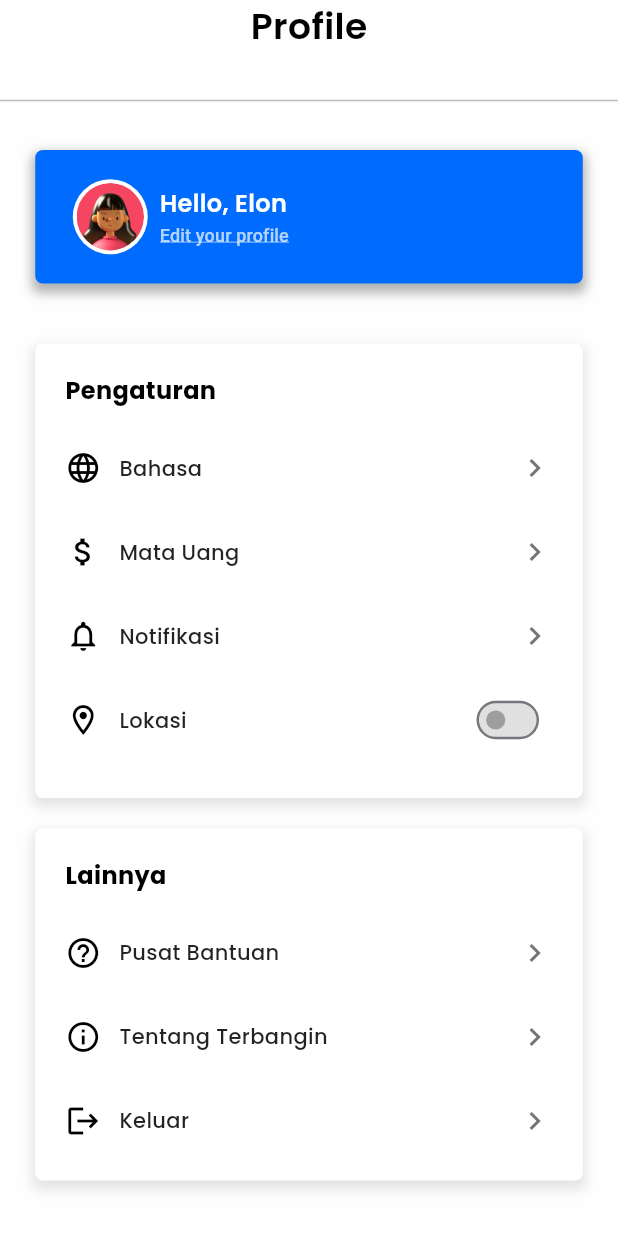
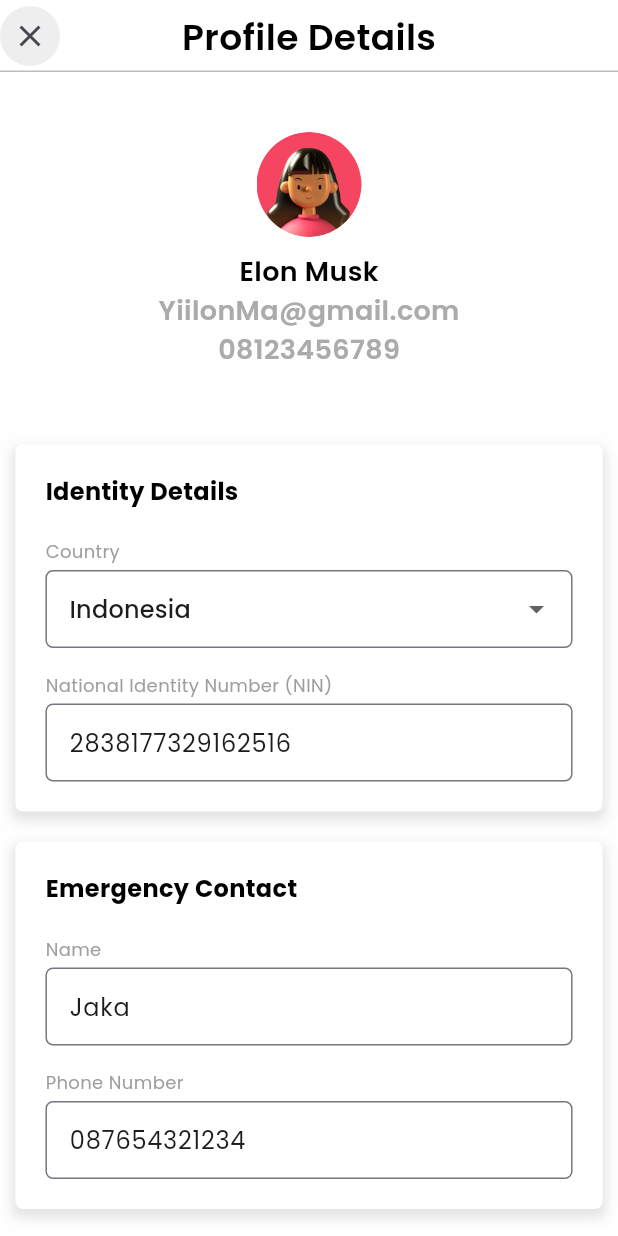
Before and after one commit to Hmlna/Terbangin, a Flutter app: the Profile screen opened directly, after a tap on "Edit your profile", on a phone screen of 412 x 824 dp. Run offline on Flutter 3.47's test engine with Material 3 defaults, Android fonts, the phone set to English and light mode, and no system bars; our stand-ins replace flutter_svg; missing offline and left inert: svg_flutter.

Commit message:
Modify profile and add edit profile

```diff
--- /dev/null
+++ b/lib/edit_profile.dart
@@ -0,0 +1,319 @@
+import 'package:flutter/material.dart';
+class EditProfile extends StatefulWidget {
+  const EditProfile({super.key});
+
+  @override
+  State<EditProfile> createState() => _EditProfileState();
+}
+class _EditProfileState extends State<EditProfile> {
+  final _identityFormKey = GlobalKey<FormState>();
+  final _contactFormKey = GlobalKey<FormState>();
+  final TextEditingController emailController =
+      TextEditingController(text: "elon@spacex.com");
+  final TextEditingController nameController =
+      TextEditingController(text: "Jaka");
+  final TextEditingController numberController =
+      TextEditingController(text: "087654321234");
+  final TextEditingController ninController =
+      TextEditingController(text: "2838177329162516");
+
+  String selectedCountry = 'Indonesia';
+  @override
+  Widget build(BuildContext context) {
+    return Scaffold(
+      backgroundColor: Color(0xFFFEFEFE),
+       body: SafeArea(
+        child:SingleChildScrollView(
+        child: Column(
+          mainAxisAlignment: MainAxisAlignment.center,
+          children: [
+            Container(
+              color: Colors.white,
+
+              child: Stack(
+                alignment: Alignment.center,
+                children: [
+                  Align(
+                    alignment: Alignment.centerLeft,
+                    child: Container(
+                      width: 40,
+                      decoration: BoxDecoration(
+                        color: Colors.grey.shade200,
+                        shape: BoxShape.circle,
+                      ),
+                      child: IconButton(
+                        icon: const Icon(Icons.close),
+                        onPressed: () => Navigator.pop(context),
+                      ),
+                    ),
+                  ),
+                  Center(
+                    child: Text(
+                      "Profile Details",
+                      style: TextStyle(
+                        color: Colors.black,
+                        fontSize: 24,
+                        fontWeight: FontWeight.w600,
+                      ),
+                    ),
+                  ),
+                ],
+              ),
+            ),
+
+            Divider(color: Colors.grey.shade400, thickness: 1, height: 0,),
+            SizedBox(height: 40),
+            ClipOval(
+              child: Image.asset(
+                "assets/avatar.png",
+                height: 70,
+                width: 70,
+                fit: BoxFit.cover,
+              ),
+            ),
+            SizedBox(height: 10),
+            Center(
+              child: Text(
+                "Elon Musk",
+                style: TextStyle(
+                  color: Colors.black,
+                  fontSize: 18,
+                  fontWeight: FontWeight.w600,
+                ),
+              ),
+            ),
+            Center(
+              child: Text(
+                "YiilonMa@gmail.com",
+                style: TextStyle(
+                  color: Color(0xFFABABAB),
+                  fontSize: 18,
+                  fontWeight: FontWeight.w600,
+                ),
+              ),
+            ),
+            Center(
+              child: Text(
+                "08123456789",
+                style: TextStyle(
+                  color: Color(0xFFABABAB),
+                  fontSize: 18,
+                  fontWeight: FontWeight.w600,
+                ),
+              ),
+            ),
+            SizedBox(height: 50),
+            Container(
+              decoration: BoxDecoration(
+                color: Colors.white,
+                borderRadius: BorderRadius.circular(5),
+                boxShadow: [
+                  BoxShadow(
+                    color: Colors.black.withOpacity(0.1),
+                    offset: Offset(0, 4),
+                    blurRadius: 6,
+                    spreadRadius: 2,
+                  ),
+                ],
+              ),
+              width: MediaQuery.of(context).size.width * 0.95,
+              padding: const EdgeInsets.all(20),
+              child: Form(
+                key: _identityFormKey,
+                child: Column(
+                  crossAxisAlignment: CrossAxisAlignment.start,
+                  children: [
+                    Text(
+                      "Identity Details",
+                      style: TextStyle(
+                        fontSize: 16,
+                        fontWeight: FontWeight.w700,
+                        color: Colors.black,
+                      ),
+                    ),
+                    SizedBox(height: 20),
+                    labeledDropdownField(
+                      label: "Country",
+                      selectedValue: selectedCountry,
+                      items: ['Indonesia', 'Malaysia', 'Singapore', 'United States'],
+                      onChanged: (val) {
+                        setState(() {
+                          selectedCountry = val!;
+                        });
+                      },
+                    ),
+                    SizedBox(height: 16),
+                    labeledTextField(
+                      label: "National Identity Number (NIN)",
+                      controller: ninController,
+                      validator: (value) {
+                        if (value == null || value.isEmpty) return 'NIN must be filled';
+                        if (value.length != 16) return 'NIN must be 16 digits';
+                        if (!RegExp(r'^\d{16}$').hasMatch(value)) {
+                          return 'NIN must be numeric';
+                        }
+
+                        return null;
+                      },
+                    ),
+                  ],
+                ),
+              ),
+            ),
+
+
+            SizedBox(height: 20),
+            Container(
+              decoration: BoxDecoration(
+                color: Colors.white,
+                borderRadius: BorderRadius.circular(5),
+                boxShadow: [
+                  BoxShadow(
+                    color: Colors.black.withOpacity(0.1),
+                    offset: Offset(0, 4),
+                    blurRadius: 6,
+                    spreadRadius: 2,
+                  ),
+                ],
+              ),
+              width: MediaQuery.of(context).size.width * 0.95,
+              padding: const EdgeInsets.all(20),
+              child: Form(
+                key: _contactFormKey,
+
+                child: Column(
+                  crossAxisAlignment: CrossAxisAlignment.start,
+                  children: [
+                    Text(
+                      "Emergency Contact",
+                      style: TextStyle(
+                        fontSize: 16,
+                        fontWeight: FontWeight.w700,
+                        color: Colors.black,
+                      ),
+                    ),
+                    SizedBox(height: 20),
+                    labeledTextField(
+                      label: "Name",
+                      controller: nameController,
+                      validator: (value) {
+                        if (value == null || value.isEmpty) return 'Name must be filled';
+                        if (RegExp(r'[0-9]').hasMatch(value)) {
+                            return 'Name cannot contain numbers';
+                        }
+                        return null;
+                      },
+                    ),
+                    SizedBox(height: 16),
+
+
+                    labeledTextField(
+                      label: "Phone Number",
+                      controller: numberController,
+                      validator: (value) {
+                        if (value == null || value.isEmpty) return 'Phone Number must be filled';
+                        if (!RegExp(r'^[0-9]+$').hasMatch(value) || value.length <7 || value.length > 15) {
+                            return 'Phone Number not Valid';
+                        }
+                        return null;
+                      },
+                    ),
+
+                  ],
+                ),
+              ),
+            ),
+            SizedBox(height: 20),
+            SizedBox(height: 20),
+            ElevatedButton(
+
+              style: ElevatedButton.styleFrom(
+
+                backgroundColor: Color(0xFF006BFF),
+                shape: RoundedRectangleBorder(
+                  borderRadius: BorderRadius.circular(6),
+                ),
+              ),
+              onPressed: () {
+                if (_identityFormKey.currentState!.validate() &&
+                    _contactFormKey.currentState!.validate()) {
+                  ScaffoldMessenger.of(context).showSnackBar(
+                    SnackBar(content: Text("Data successfully updated")),
+                  );
+                }
+              },
+              child: Text("Save Changes", style: TextStyle(color: Colors.white)),
+            ),
+
+          ],
+        ),
+        )
+      ),
+
+
+    );
+  }
+}
+
+Widget labeledTextField({
+  required String label,
+  required TextEditingController controller,
+  String? Function(String?)? validator,
+}) {
+  return Column(
+    crossAxisAlignment: CrossAxisAlignment.start,
+    children: [
+      Text(label, style: TextStyle(fontSize: 12, color: Colors.grey)),
+      SizedBox(height: 4),
+      TextFormField(
+        controller: controller,
+        validator: validator,
+        decoration: InputDecoration(
+          border: OutlineInputBorder(borderRadius: BorderRadius.circular(5)),
+          contentPadding: EdgeInsets.symmetric(horizontal: 12, vertical: 14),
+        ),
+      ),
+    ],
+  );
+}
+
+
+
+
+Widget labeledDropdownField({
+  required String label,
+  required String? selectedValue,
+  required List<String> items,
+  required void Function(String?) onChanged,
+}) {
+  return Column(
+    crossAxisAlignment: CrossAxisAlignment.start,
+    children: [
+      Text(
+        label,
+        style: TextStyle(
+          fontSize: 12,
+          color: Colors.grey,
+        ),
+      ),
+      SizedBox(height: 4),
+      DropdownButtonFormField<String>(
+        value: selectedValue,
+        isExpanded: true,
+        decoration: InputDecoration(
+          border: OutlineInputBorder(
+            borderRadius: BorderRadius.circular(5),
+          ),
+          contentPadding: EdgeInsets.symmetric(horizontal: 12, vertical: 14),
+        ),
+        items: items.map((String item) {
+          return DropdownMenuItem<String>(
+            value: item,
+            child: Text(item),
+          );
+        }).toList(),
+        onChanged: onChanged,
+      ),
+    ],
+  );
+}
--- a/lib/profile.dart
+++ b/lib/profile.dart
@@ -1,4 +1,5 @@
 import 'package:flutter/material.dart';
+import 'package:terbangin/edit_profile.dart';
 
 class Profile extends StatefulWidget {
   const Profile({super.key});
@@ -13,8 +14,9 @@ class _ProfileState extends State<Profile> {
   @override
   Widget build(BuildContext context) {
     return Scaffold(
-      backgroundColor: Color(0xFFFEFEFE), // optional for visibility
+      backgroundColor: Color(0xFFFEFEFE),
       body: SafeArea(
+        child:SingleChildScrollView(
         child: Column(
           mainAxisAlignment: MainAxisAlignment.start,
           children: [
@@ -24,36 +26,35 @@ class _ProfileState extends State<Profile> {
                 "Profile",
                 style: TextStyle(
                   color: Colors.black,
-                  fontSize: 24, // Larger text size for the profile header
+                  fontSize: 24,
                   fontWeight: FontWeight.w600,
                 ),
               ),
             ),
-            SizedBox(height: 25),
             Divider(color: Colors.grey.shade400, thickness: 1),
             SizedBox(height: 25),
             Container(
+              width: MediaQuery.of(context).size.width * 0.95,
+              height: 89,
               decoration: BoxDecoration(
                 color: Color(0xFF006BFF),
                 borderRadius: BorderRadius.circular(
                   5,
-                ), // Adjust the radius for the circular effect
+                ),
                 boxShadow: [
                   BoxShadow(
                     color: Colors.black.withOpacity(
                       0.3,
-                    ), // Shadow color with opacity
+                    ),
                     offset: Offset(
                       0,
                       4,
-                    ), // Offset for the shadow (horizontal, vertical)
-                    blurRadius: 6, // Blur radius for the shadow
-                    spreadRadius: 2, // Spread radius for the shadow
+                    ),
+                    blurRadius: 6,
+                    spreadRadius: 2,
                   ),
                 ],
               ),
-              width: 365, // Width of the box
-              height: 89, // Height of the box
               child: Row(
                 children: [
                   SizedBox(width: 25),
@@ -80,10 +81,9 @@ class _ProfileState extends State<Profile> {
                   ),
                   const SizedBox(width: 8),
                   Expanded(
-                    // This will take up the remaining space in the Row
                     child: Column(
                       mainAxisAlignment:
-                          MainAxisAlignment.center, // Center text vertically
+                          MainAxisAlignment.center,
                       crossAxisAlignment: CrossAxisAlignment.start,
                       children: [
                         const Text(
@@ -97,7 +97,10 @@ class _ProfileState extends State<Profile> {
                         SizedBox(height: 1),
                         TextButton(
                           onPressed: () {
-                            // Your action here
+                                Navigator.push(
+                            context,
+                            MaterialPageRoute(builder: (context) => const EditProfile()),
+                          );
                           },
                           style: TextButton.styleFrom(
                             padding: EdgeInsets.zero,
@@ -113,7 +116,7 @@ class _ProfileState extends State<Profile> {
                                 fontSize: 12,
                                 decoration: TextDecoration.underline,
                                 decorationColor:
-                                    Colors.white70, // 👈 underline color
+                                    Colors.white70,
                               ),
                             ),
                           ),
@@ -138,13 +141,13 @@ class _ProfileState extends State<Profile> {
                   ),
                 ],
               ),
-              width: 365,
+              width: MediaQuery.of(context).size.width * 0.95,
               padding: const EdgeInsets.all(20),
               child: Column(
                 crossAxisAlignment: CrossAxisAlignment.start,
                 children: [
                   Text(
-                    "Pengaturan",
+                    "Setting",
                     style: TextStyle(
                       fontSize: 16,
                       fontWeight: FontWeight.w700,
@@ -156,15 +159,15 @@ class _ProfileState extends State<Profile> {
                   // Bahasa
                   settingRow(
                     icon: Icons.language,
-                    text: "Bahasa",
+                    text: "Language",
 
                     trailing: Icon(
                       Icons.chevron_right,
                       color: Colors.grey.shade600,
                     ),
                     onTap: () {
-                      print("Bahasa tapped!");
-                      // Navigate or do something here
+                      print("Language tapped");
+
                     },
                   ),
                   SizedBox(height: 16),
@@ -172,15 +175,14 @@ class _ProfileState extends State<Profile> {
                   // Mata Uang
                   settingRow(
                     icon: Icons.attach_money,
-                    text: "Mata Uang",
+                    text: "Currency",
 
                     trailing: Icon(
                       Icons.chevron_right,
                       color: Colors.grey.shade600,
                     ),
                     onTap: () {
-                      print("Bahasa tapped!");
-                      // Navigate or do something here
+                      print("Currency tapped");
                     },
                   ),
                   SizedBox(height: 16),
@@ -188,15 +190,14 @@ class _ProfileState extends State<Profile> {
                   // Notifikasi
                   settingRow(
                     icon: Icons.notifications_none,
-                    text: "Notifikasi",
+                    text: "Notification",
 
                     trailing: Icon(
                       Icons.chevron_right,
                       color: Colors.grey.shade600,
                     ),
                     onTap: () {
-                      print("Bahasa tapped!");
-                      // Navigate or do something here
+                      print("Notification tapped");
                     },
                   ),
                   SizedBox(height: 4),
@@ -204,10 +205,10 @@ class _ProfileState extends State<Profile> {
                   // Lokasi
                   settingRow(
                     icon: Icons.location_on_outlined,
-                    text: "Lokasi",
+                    text: "Location",
 
                     trailing: Transform.scale(
-                      scale: 0.8, // 👈 adjust this to your desired size
+                      scale: 0.8,
                       child: Switch(
                         value: isLocationEnabled,
                         onChanged: (val) {
@@ -215,12 +216,12 @@ class _ProfileState extends State<Profile> {
                             isLocationEnabled = val;
                           });
                         },
-                        activeColor: Color(0xFF006BFF), // Thumb color when ON
+                        activeColor: Color(0xFF006BFF),
                         activeTrackColor:
-                            Colors.blue[200], // Track color when ON
-                        inactiveThumbColor: Colors.grey, // Thumb color when OFF
+                            Colors.blue[200],
+                        inactiveThumbColor: Colors.grey,
                         inactiveTrackColor:
-                            Colors.grey[300], // Track color when OFF
+                            Colors.grey[300],
                       ),
                     ),
                   ),
@@ -228,7 +229,9 @@ class _ProfileState extends State<Profile> {
               ),
             ),
             SizedBox(height: 20),
+              // Container lainnya
             Container(
+              width: MediaQuery.of(context).size.width * 0.95,
               decoration: BoxDecoration(
                 color: Colors.white,
                 borderRadius: BorderRadius.circular(5),
@@ -241,13 +244,12 @@ class _ProfileState extends State<Profile> {
                   ),
                 ],
               ),
-              width: 365,
               padding: const EdgeInsets.all(20),
               child: Column(
                 crossAxisAlignment: CrossAxisAlignment.start,
                 children: [
                   Text(
-                    "Lainnya",
+                    "Other",
                     style: TextStyle(
                       fontSize: 16,
                       fontWeight: FontWeight.w700,
@@ -259,15 +261,14 @@ class _ProfileState extends State<Profile> {
                   // Pusat Bantuan
                   settingRow(
                     icon: Icons.help_outline,
-                    text: "Pusat Bantuan",
+                    text: "Help",
 
                     trailing: Icon(
                       Icons.chevron_right,
                       color: Colors.grey.shade600,
                     ),
                     onTap: () {
-                      print("Bahasa tapped!");
-                      // Navigate or do something here
+                      print("Help tapped");
                     },
                   ),
                   SizedBox(height: 16),
@@ -275,14 +276,13 @@ class _ProfileState extends State<Profile> {
                   // Tentang Terbangin
                   settingRow(
                     icon: Icons.info_outline,
-                    text: "Tentang Terbangin",
+                    text: "About",
                     trailing: Icon(
                       Icons.chevron_right,
                       color: Colors.grey.shade600,
                     ),
                     onTap: () {
-                      print("Bahasa tapped!");
-                      // Navigate or do something here
+                      print("About tapped");
                     },
                   ),
                   SizedBox(height: 16),
@@ -290,14 +290,13 @@ class _ProfileState extends State<Profile> {
                   // Keluar
                   settingRow(
                     icon: Icons.logout,
-                    text: "Keluar",
+                    text: "Logout",
                     trailing: Icon(
                       Icons.chevron_right,
                       color: Colors.grey.shade600,
                     ),
                     onTap: () {
-                      print("Bahasa tapped!");
-                      // Navigate or do something here
+                      print("Logout tapped");
                     },
                   ),
                 ],
@@ -305,6 +304,7 @@ class _ProfileState extends State<Profile> {
             ),
           ],
         ),
+        )
       ),
     );
   }
@@ -314,7 +314,7 @@ Widget settingRow({
   required IconData icon,
   required String text,
   required Widget trailing,
-  VoidCallback? onTap, // <-- Add this
+  VoidCallback? onTap,
 }) {
   return InkWell(
     onTap: onTap,
```
